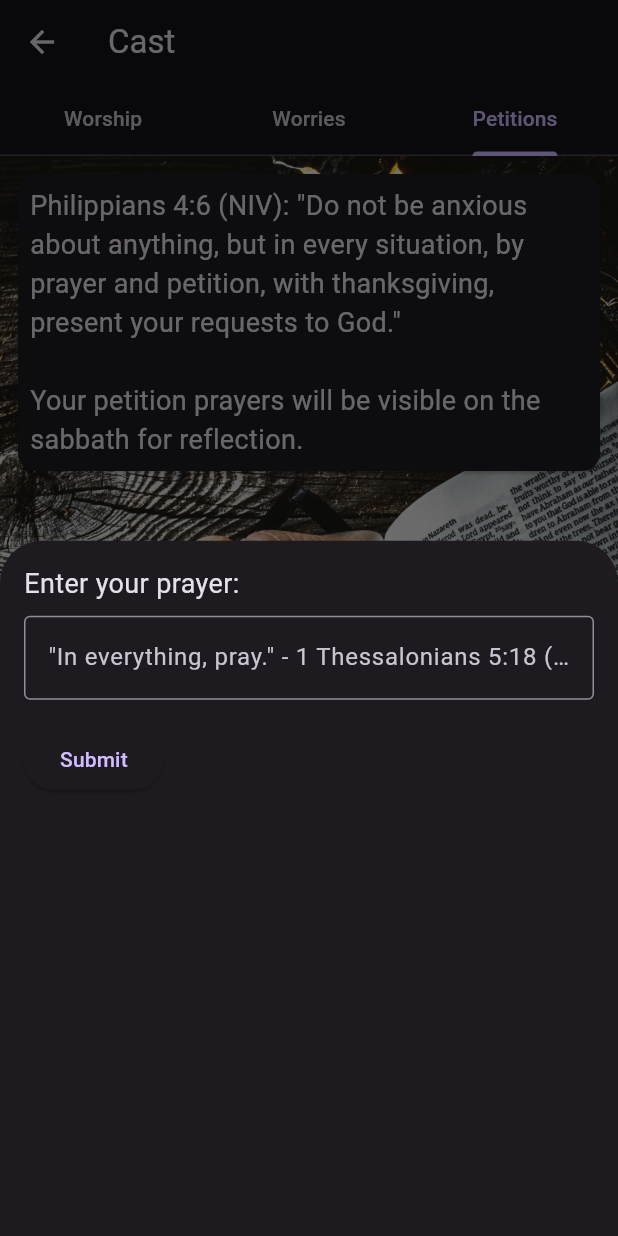
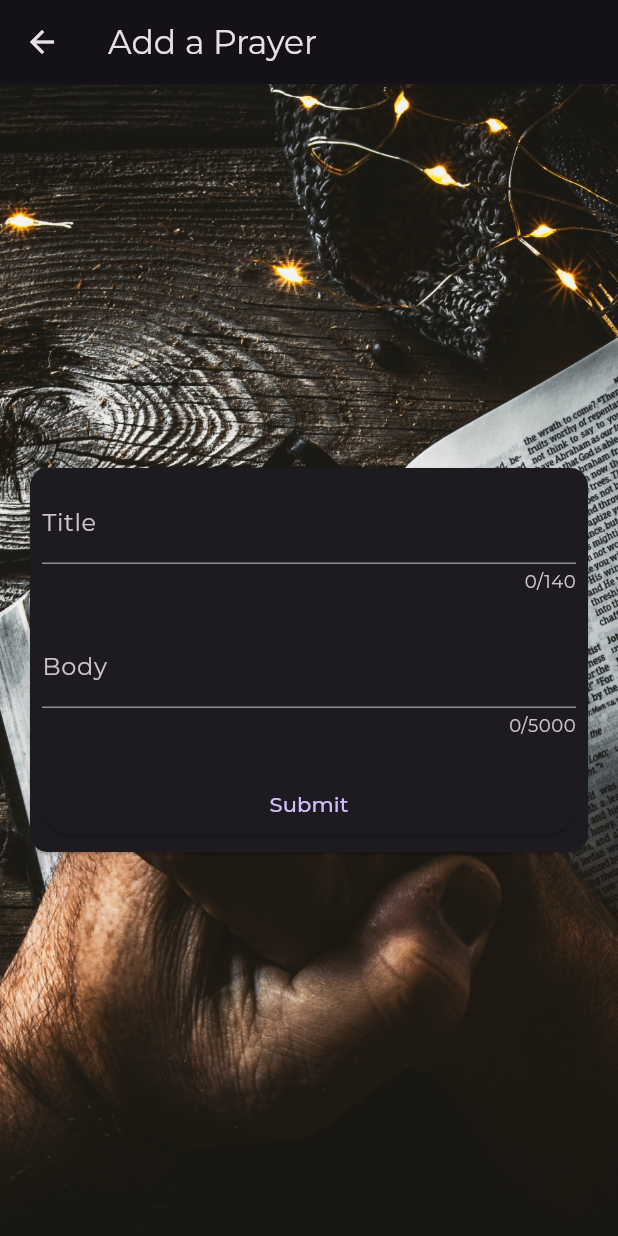
Before and after one commit to Hayley-Smith/castapp, a Flutter app: the Homepage screen opened directly, tab 3 chosen, after a tap on the "add" icon, on a phone screen of 412 x 824 dp. Run offline on Flutter 3.47's test engine with Material 3 defaults, Android fonts, the phone set to English and light mode, and no system bars; our stand-ins replace firebase_auth, firebase_core, google_fonts; accounts and stored records are empty.

Commit message:
added input page and refactor

```diff
--- a/lib/homepage.dart
+++ b/lib/homepage.dart
@@ -1,5 +1,6 @@
 import 'package:castapp/petition_page.dart';
 import 'package:castapp/prayer_entity.dart';
+import 'package:castapp/prayer_input_page.dart';
 import 'package:castapp/prayer_provider.dart';
 import 'package:castapp/type_provider.dart';
 import 'package:castapp/worry_page.dart';
@@ -19,14 +20,16 @@ class _HomepageState extends State<Homepage> {
   @override
   Widget build(BuildContext context) {
     return DefaultTabController(
-      length: 3, // Number of tabs
+      length: 3,
       child: Scaffold(
           appBar: AppBar(
-          title: Text('Cast'),
+            centerTitle: true,
+            title: const Text('Man of God'),
             bottom: TabBar(
+              indicatorColor: Colors.white,
               tabs: const [
-              Tab(text: 'Worship'),
-              Tab(text: 'Worries'),
+                Tab(text: 'Praise'),
+                Tab(text: 'Problems'),
                 Tab(text: 'Petitions'),
               ],
               onTap: (index) {
@@ -74,110 +77,21 @@ class _HomepageState extends State<Homepage> {
             ),
           ),
           floatingActionButton: FloatingActionButton(
-          onPressed: () {
-            showModalBottomSheet(
-                context: context,
-                builder: (BuildContext context) {
-                  var prayerController = TextEditingController();
-                  return SizedBox(
-                      height: MediaQuery.of(context).size.height * .6,
-                      child: SingleChildScrollView(
-                          child: Container(
-                        padding: const EdgeInsets.all(16.0),
-                        child: Column(
-                          crossAxisAlignment: CrossAxisAlignment.start,
-                          children: [
-                            const Text(
-                              'Enter your prayer:',
-                              style: TextStyle(fontSize: 18.0),
-                            ),
-                            const SizedBox(height: 8.0),
-                            TextFormField(
-                              onFieldSubmitted: (String value) {
-                                void _handleSubmit(String value) {
-                                  submitPrayer(context, prayerController);
-                                  prayerController.clear();
-                                }
-                                _handleSubmit(value);
-                              },
-                              minLines: 1,
-                              controller: prayerController,
-                              decoration: const InputDecoration(
-                                labelText:
-                                    '"In everything, pray." - 1 Thessalonians 5:18 (NIV)',
-                                border: OutlineInputBorder(),
-                              ),
-                              // Other properties or controllers for the TextFormField
-                            ),
-                            const SizedBox(height: 16.0),
-                            ElevatedButton(
-                              onPressed: () {
-                                //get prayer type
-                                submitPrayer(context,
-                                    prayerController); // Close the bottom sheet
-                              },
-                              child: const Text('Submit'),
-                            ),
-                          ],
-                        ),
-                      )));
-                });
-          },
             backgroundColor: Colors.grey,
             child: const Icon(
               Icons.add,
-            color: Colors.black,
             ),
+            onPressed: () {
+              Navigator.push(
+                context,
+                MaterialPageRoute(
+                  builder: (context) => PrayerInputPage(),
                 ),
-      ),
+              );
+            },
+          )),
     );
   }
 
-  void submitPrayer(
-      BuildContext context, TextEditingController prayerController) {
-    //get prayer type
-    DebateType type =
-        Provider.of<TypeProvider>(context, listen: false).currentDebateType;
 
-    if (type == DebateType.worry) {
-      final worryPrayer = Prayer(
-        id: DateTime.now().millisecondsSinceEpoch.toString(),
-        text: prayerController.text,
-        userId: 'user123',
-        dateTime: DateTime.now(),
-        isWorship: false,
-        isWorry: true,
-        isPetition: false,
-      );
-      Provider.of<PrayerProvider>(context, listen: false)
-          .addPrayer(worryPrayer);
-    } else if (type == DebateType.petition) {
-      final petitionPrayer = Prayer(
-        id: DateTime.now().millisecondsSinceEpoch.toString(),
-        text: prayerController.text,
-        userId: 'user123',
-        dateTime: DateTime.now(),
-        isWorship: false,
-        isWorry: false,
-        isPetition: true,
-      );
-      Provider.of<PrayerProvider>(context, listen: false)
-          .addPrayer(petitionPrayer);
-    } else {
-      final worshipPrayer = Prayer(
-        id: DateTime.now().millisecondsSinceEpoch.toString(),
-        text: prayerController.text,
-        userId: 'user123',
-        dateTime: DateTime.now(),
-        isWorship: true,
-        isWorry: false,
-        isPetition: false,
-      );
-      Provider.of<PrayerProvider>(context, listen: false)
-          .addPrayer(worshipPrayer);
 }
-
-    // Handle the button tap
-    Navigator.pop(context); // Close the bottom sheet
-  }
-}
--- a/lib/landing_page.dart
+++ b/lib/landing_page.dart
@@ -6,9 +6,18 @@ class LandingPage extends StatelessWidget {
   Widget build(BuildContext context) {
     return Scaffold(
       appBar: AppBar(
-        title: const Text('Welcome to Cast'),
+        title: const Text('Man of God app'),
       ),
-      body: Padding(
+      body: Container(
+        decoration: const BoxDecoration(
+          gradient: LinearGradient(
+            colors: [
+              Colors.black38,
+              Colors.grey,
+            ],
+          ),
+        ),
+        child: Padding(
           padding: const EdgeInsets.all(26.0),
           child: SingleChildScrollView(
             child: Column(
@@ -36,15 +45,27 @@ class LandingPage extends StatelessWidget {
                       ),
                     );
                   },
-                child: const Text('Enter Your Prayer Space'),
+                  child: const Column(
+                    children: [
+                      SizedBox(
+                        height: 40,
+                      ),
+                      Text(
+                        'Enter Your Prayer Space',
+                      ),
+                      SizedBox(
+                        height: 40,
+                      ),
+                    ],
+                  ),
                 ),
                 const SizedBox(height: 40),
                 const Text(
-                'What is the Cast app?',
+                  'What is the Man of God app?',
                   style: TextStyle(fontSize: 20, fontWeight: FontWeight.bold),
                 ),
                 const Text(
-                'Cast is more than just a prayer app; it\'s your sanctuary for spiritual growth, positivity, and reflection. Tailored for believers seeking a more meaningful prayer experience, our app offers a unique approach to prayerful living.',
+                  'Man of God is more than just a prayer app; it\'s your sanctuary for spiritual growth, positivity, and reflection. Tailored for believers seeking a more meaningful prayer experience, our app offers a unique approach to prayerful living.',
                   style: TextStyle(fontSize: 16),
                 ),
                 const SizedBox(height: 40),
@@ -113,8 +134,8 @@ class LandingPage extends StatelessWidget {
                   style: TextStyle(fontSize: 16),
                 ),
                 const SizedBox(height: 40),
-
               ],
+            ),
           ),
         ),
       ),
--- a/lib/petition_page.dart
+++ b/lib/petition_page.dart
@@ -40,7 +40,8 @@ class PetitionPage extends StatelessWidget {
               itemCount: prayers.length,
               itemBuilder: (BuildContext context, int index) {
                 // Get timestamp and format
-                final String dateTime = formatTimestamp(prayers[index].dateTime);
+                final String dateTime =
+                    formatTimestamp(prayers[index].dateTime);
 
                 return Card(
                   child: Padding(
@@ -66,7 +67,10 @@ class PetitionPage extends StatelessWidget {
                     padding: EdgeInsets.all(8.0),
                     child: Text(
                       'Philippians 4:6 (NIV): "Do not be anxious about anything, but in every situation, by prayer and petition, with thanksgiving, present your requests to God." \n\nYour petition prayers will be visible on the sabbath for reflection.',
-                      style: TextStyle(fontSize: 18.0),
+                      style: TextStyle(
+                        fontSize: 18.0,
+                        color: Colors.white,
+                      ),
                     ),
                   ),
                 ),
--- a/lib/prayer_entity.dart
+++ b/lib/prayer_entity.dart
@@ -1,5 +1,6 @@
 class Prayer {
   final String id;
+  final String title;
   final String text;
   final String userId;
   final DateTime dateTime;
@@ -8,7 +9,8 @@ class Prayer {
   final bool isPetition;
 
   Prayer(
-      {required this.id,
+      {required this.title,
+      required this.id,
       required this.text,
       required this.userId,
       required this.dateTime,
--- /dev/null
+++ b/lib/prayer_input_page.dart
@@ -0,0 +1,151 @@
+import 'package:castapp/prayer_entity.dart';
+import 'package:castapp/prayer_provider.dart';
+import 'package:castapp/type_provider.dart';
+import 'package:flutter/material.dart';
+import 'package:provider/provider.dart';
+
+class PrayerInputPage extends StatefulWidget {
+  @override
+  _PrayerInputPageState createState() => _PrayerInputPageState();
+}
+
+class _PrayerInputPageState extends State<PrayerInputPage> {
+  // Controller for text fields
+  TextEditingController titleController = TextEditingController();
+  TextEditingController bodyController = TextEditingController();
+
+  void submitPrayer(
+      BuildContext context, TextEditingController titleController, TextEditingController bodyController) {
+    String title = titleController.text;
+    String body = bodyController.text;
+
+    //get prayer type
+    DebateType type =
+        Provider.of<TypeProvider>(context, listen: false).currentDebateType;
+
+    if (type == DebateType.worry) {
+      final worryPrayer = Prayer(
+        id: DateTime.now().millisecondsSinceEpoch.toString(),
+        text: bodyController.text,
+        userId: 'user123',
+        dateTime: DateTime.now(),
+        isWorship: false,
+        isWorry: true,
+        isPetition: false,
+        title: titleController.text,
+      );
+      Provider.of<PrayerProvider>(context, listen: false)
+          .addPrayer(worryPrayer);
+    } else if (type == DebateType.petition) {
+      final petitionPrayer = Prayer(
+        id: DateTime.now().millisecondsSinceEpoch.toString(),
+        text: bodyController.text,
+        userId: 'user123',
+        dateTime: DateTime.now(),
+        isWorship: false,
+        isWorry: false,
+        isPetition: true,
+        title: titleController.text,
+      );
+      Provider.of<PrayerProvider>(context, listen: false)
+          .addPrayer(petitionPrayer);
+    } else {
+      final worshipPrayer = Prayer(
+        id: DateTime.now().millisecondsSinceEpoch.toString(),
+        text: bodyController.text,
+        userId: 'user123',
+        dateTime: DateTime.now(),
+        isWorship: true,
+        isWorry: false,
+        isPetition: false,
+        title: titleController.text,
+      );
+      Provider.of<PrayerProvider>(context, listen: false)
+          .addPrayer(worshipPrayer);
+    }
+
+    // Clear the text fields after submission
+    titleController.clear();
+    bodyController.clear();
+
+    // Handle the button tap
+    Navigator.pop(context); // Close the bottom sheet
+  }
+
+  @override
+  Widget build(BuildContext context) {
+
+
+
+    return Scaffold(
+      appBar: AppBar(
+        title: const Text('Add a Prayer'),
+      ),
+      body: Container(
+        decoration: const BoxDecoration(
+          image: DecorationImage(
+            image: AssetImage(
+              "assets/prayer2.jpg",
+            ),
+            fit: BoxFit.cover,
+          ),
+        ),
+        child: Padding(
+          padding: const EdgeInsets.all(16.0),
+          child: Center(
+            child: Card(
+              child: Column(mainAxisSize: MainAxisSize.min,
+                crossAxisAlignment: CrossAxisAlignment.stretch,
+                children: [
+                  // Title Input
+                  Padding(
+                    padding: const EdgeInsets.all(8.0),
+                    child: TextField(maxLines: 1, maxLength: 140,
+                      controller: titleController,
+                      decoration: const InputDecoration(
+                        labelText: 'Title',
+                        hintText: 'Enter prayer title',
+                      ),
+                    ),
+                  ),
+                  const SizedBox(height: 4),
+
+                  // Body Input
+                  Padding(
+                    padding: const EdgeInsets.all(8.0),
+                    child: TextField(minLines: 1,maxLength: 5000,
+                      controller: bodyController,
+                      maxLines: 6, // Allow multiline input
+                      decoration: const InputDecoration(
+                        labelText: 'Body',
+                        hintText: 'Enter prayer details',
+                      ),
+                    ),
+                  ),
+                  const SizedBox(height: 4),
+
+                  // Submit Button
+                  Padding(
+                    padding: const EdgeInsets.all(8.0),
+                    child: ElevatedButton(
+                      onPressed: () {
+                        submitPrayer(context, titleController, bodyController);
+                      },
+                      child: const Text('Submit'),
+                    ),
+                  ),
+                ],
+              ),
+            ),
+          ),
+        ),
+      ),
+    );
+  }
+}
+
+void main() {
+  runApp(MaterialApp(
+    home: PrayerInputPage(),
+  ));
+}
--- a/lib/prayer_provider.dart
+++ b/lib/prayer_provider.dart
@@ -3,50 +3,7 @@ import 'package:flutter/material.dart';
 
 class PrayerProvider with ChangeNotifier {
   final List<Prayer> _prayers = [
-    Prayer(
-      id: '1',
-      text: 'Lord, thank you for this day.',
-      userId: 'user123',
-      dateTime: DateTime.now(),
-      isWorship: true,
-      isWorry: false,
-      isPetition: false,
-    ),Prayer(
-      id: '12',
-      text: 'Grateful for cheese',
-      userId: 'user123',
-      dateTime: DateTime.now(),
-      isWorship: true,
-      isWorry: false,
-      isPetition: false,
-    ),
-    Prayer(
-      id: '2',
-      text: 'Father, guide me in making wise decisions and lead me on the path of righteousness.',
-      userId: 'user123',
-      dateTime: DateTime.now(),
-      isWorship: false,
-      isWorry: false,
-      isPetition: true,
-    ),
-    Prayer(
-      id: '3',
-      text: 'I am worried about my friend.',
-      userId: 'user123',
-      dateTime: DateTime.now(),
-      isWorship: false,
-      isWorry: true,
-      isPetition: false,
-    ),
-    Prayer(
-      id: '4',
-      text: 'Am I too strict?',
-      userId: 'user123',
-      dateTime: DateTime.now(),
-      isWorship: false,
-      isWorry: true,
-      isPetition: false,
-    ),
+
   ];
 
   // Getter for the list of prayers
@@ -67,7 +24,8 @@ class PrayerProvider with ChangeNotifier {
   // Update a prayer
   void updatePrayer(Prayer updatedPrayer) {
     // Find the index of the prayer with the same ID
-    final index = _prayers.indexWhere((prayer) => prayer.id == updatedPrayer.id);
+    final index =
+        _prayers.indexWhere((prayer) => prayer.id == updatedPrayer.id);
 
     if (index != -1) {
       // Replace the old prayer with the updated one
@@ -75,7 +33,6 @@ class PrayerProvider with ChangeNotifier {
       notifyListeners();
     }
   }
-
 
   List<Prayer> getWorshipPrayers() {
     return _prayers.where((prayer) => prayer.isWorship).toList();
@@ -88,5 +45,4 @@ class PrayerProvider with ChangeNotifier {
   List<Prayer> getPetitionPrayers() {
     return _prayers.where((prayer) => prayer.isPetition).toList();
   }
-
 }
--- a/lib/worry_page.dart
+++ b/lib/worry_page.dart
@@ -45,7 +45,7 @@ class WorryPage extends StatelessWidget {
                 return Card(
                   child: Padding(
                     padding: const EdgeInsets.all(8.0),
-                    child: ListTile(
+                    child: ExpansionTile(
                       title: Text(prayers[index].text),
                       subtitle: Text(dateTime),
                       // Add more customization as needed
@@ -66,7 +66,9 @@ class WorryPage extends StatelessWidget {
                     padding: EdgeInsets.all(8.0),
                     child: Text(
                       '1 Peter 5:7 (NIV): "Cast all your anxiety on him because he cares for you." \n \nYour worry prayers will be visible on the sabbath for reflection.',
-                      style: TextStyle(fontSize: 18.0),
+                      style: TextStyle(fontSize: 18.0,
+
+                        color: Colors.white,),
                     ),
                   ),
                 ),
--- a/lib/worship_page.dart
+++ b/lib/worship_page.dart
@@ -12,7 +12,8 @@ class WorshipPage extends StatelessWidget {
 
     String formatTimestamp(DateTime dateTime) {
       // Use DateFormat from the intl package for formatting
-      DateFormat dateFormat = DateFormat.yMMMMd(); // You can customize the pattern
+      DateFormat dateFormat =
+          DateFormat.yMMMMd(); // You can customize the pattern
 
       // Format the DateTime object
       String formattedDate = dateFormat.format(dateTime);
@@ -31,10 +32,16 @@ class WorshipPage extends StatelessWidget {
             return Card(
               child: Padding(
                 padding: const EdgeInsets.all(8.0),
-                child: ListTile(
-                  title: Text(prayers[index].text),
+                child: ExpansionTile(
+                  title: Text(prayers[index].title,
+                  style: const TextStyle(color: Colors.white),),
                   subtitle: Text(dateTime),
-                  // Add more customization as needed
+                  children: [
+                    Text(
+                      prayers[index].text,
+                      style: TextStyle(color: Colors.white),
+                    ),
+                  ],
                 ),
               ),
             );
--- a/pubspec.yaml
+++ b/pubspec.yaml
@@ -39,6 +39,7 @@ dependencies:
   intl: ^0.19.0
   firebase_core: ^2.24.2
   firebase_auth: ^4.15.3
+  google_fonts: ^6.1.0
 
 dev_dependencies:
   flutter_test:
@@ -67,6 +68,7 @@ flutter:
     - assets/prayer2.jpg
 
 
+
   # An image asset can refer to one or more resolution-specific "variants", see
   # https://flutter.dev/assets-and-images/#resolution-aware
 
```
Also changed, not shown: lib/main.dart (+9 -7 lines), pubspec.lock, 2 other files. Lines whose indentation alone changed are shown as unchanged.
